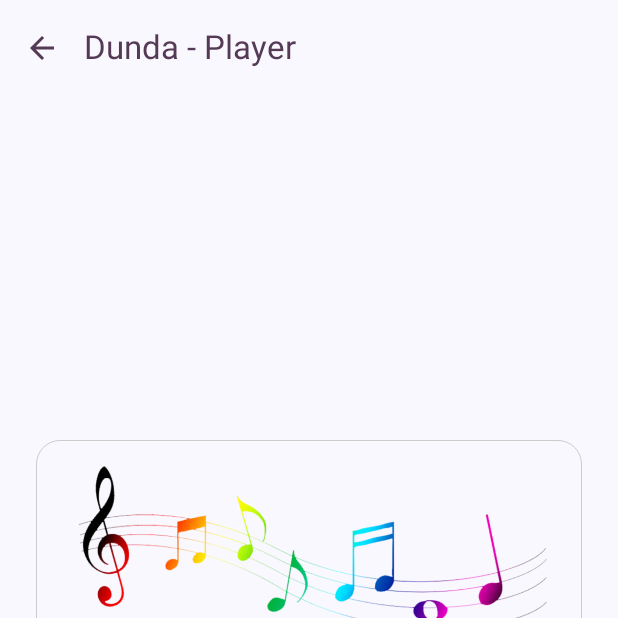
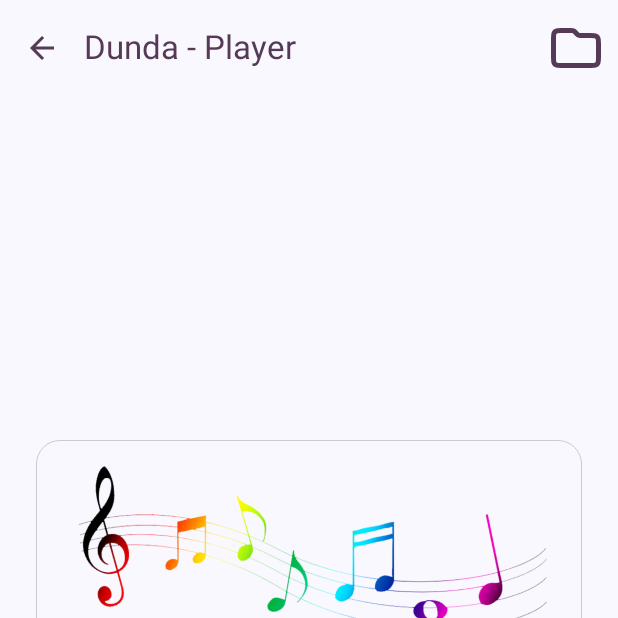
Before and after one commit to yvartpro/dunda, an Android app built with Jetpack Compose: the PlayerScreen screen opened through its navigation route, on a phone screen of 412 x 824 dp, the top half of it. Run offline under Robolectric (Android 15) with nearby library versions, the phone set to English and light mode, and no system bars.

Commit message:
Now folders are shown - remains is to back to full list

```diff
--- a/app/src/main/java/com/yvartpro/dunda/logic/MusicViewModel.kt
+++ b/app/src/main/java/com/yvartpro/dunda/logic/MusicViewModel.kt
@@ -2,32 +2,42 @@ package com.yvartpro.dunda.logic
 
 import android.app.Application
 import android.content.ContentUris
+import android.content.Context
 import android.media.MediaPlayer
 import android.net.Uri
 import android.provider.MediaStore
 import android.util.Log
 import androidx.lifecycle.AndroidViewModel
 import androidx.lifecycle.viewModelScope
+import com.yvartpro.dunda.ui.component.Logger
 import kotlinx.coroutines.Dispatchers
 import kotlinx.coroutines.delay
 import kotlinx.coroutines.flow.MutableStateFlow
 import kotlinx.coroutines.flow.StateFlow
 import kotlinx.coroutines.flow.asStateFlow
+import kotlinx.coroutines.flow.map
 import kotlinx.coroutines.isActive
 import kotlinx.coroutines.launch
+import java.io.File
 
 data class MusicTrack(
     val id: Long,
     val title: String,
     val artist: String?,
-    val uri: Uri
+    val uri: Uri,
+    val folderPath: String
 )
 
+data class Folder(
+    val name: String,
+    val path: String,
+    val tracks: List<MusicTrack>,
+)
 class MusicViewModel(app: Application) : AndroidViewModel(app) {
     private val _tracks = MutableStateFlow<List<MusicTrack>>(emptyList())
 
-    private val _loading = MutableStateFlow(false)
-    val loading = _loading.asStateFlow()
+    private val _folders = MutableStateFlow<List<Folder>>(emptyList())
+    val folders = _folders.asStateFlow()
 
     private val _currentTrack = MutableStateFlow<MusicTrack?>(null)
     val currentTrack: StateFlow<MusicTrack?> = _currentTrack
@@ -58,6 +68,9 @@ class MusicViewModel(app: Application) : AndroidViewModel(app) {
     private val _showSheet = MutableStateFlow(false)
     val showSheet = _showSheet.asStateFlow()
 
+    private val _showFolderSheet = MutableStateFlow(false)
+    val showFolderSheet = _showFolderSheet.asStateFlow()
+
     private val _shownTrack = MutableStateFlow<MusicTrack?>(null)
     val showTrack = _shownTrack.asStateFlow()
 
@@ -69,6 +82,10 @@ class MusicViewModel(app: Application) : AndroidViewModel(app) {
         _showSheet.value = !_showSheet.value
     }
 
+    fun toggleShowFolderSheet() {
+        _showFolderSheet.value = !_showFolderSheet.value
+    }
+
     init {
         loadTracks()
     }
@@ -77,14 +94,14 @@ class MusicViewModel(app: Application) : AndroidViewModel(app) {
      * Load all .mp3 files from MediaStore
      */
     private fun loadTracks() {
-        _loading.value = true
         viewModelScope.launch(Dispatchers.IO) {
             val musicList = mutableListOf<MusicTrack>()
             val projection = arrayOf(
                 MediaStore.Audio.Media._ID,
                 MediaStore.Audio.Media.TITLE,
                 MediaStore.Audio.Media.ARTIST,
-                MediaStore.Audio.Media.MIME_TYPE
+                MediaStore.Audio.Media.MIME_TYPE,
+                MediaStore.Audio.Media.DATA
             )
             val selection = "${MediaStore.Audio.Media.MIME_TYPE}=?"
             val selectionArgs = arrayOf("audio/mpeg") // only mp3
@@ -102,23 +119,48 @@ class MusicViewModel(app: Application) : AndroidViewModel(app) {
                 val idCol = cursor.getColumnIndexOrThrow(MediaStore.Audio.Media._ID)
                 val titleCol = cursor.getColumnIndexOrThrow(MediaStore.Audio.Media.TITLE)
                 val artistCol = cursor.getColumnIndexOrThrow(MediaStore.Audio.Media.ARTIST)
+                val dataCol = cursor.getColumnIndexOrThrow(MediaStore.Audio.Media.DATA)
 
                 while (cursor.moveToNext()) {
                     val id = cursor.getLong(idCol)
                     val title = cursor.getString(titleCol)
                     val artist = cursor.getString(artistCol)
+                    val fullPath = cursor.getString(dataCol)
+                    val folderPath = File(fullPath).parent ?: ""
                     val uri = ContentUris.withAppendedId(
                         MediaStore.Audio.Media.EXTERNAL_CONTENT_URI, id
                     )
-                    musicList.add(MusicTrack(id, title, artist, uri))
+                    musicList.add(MusicTrack(id, title, artist, uri, folderPath))
                 }
             }
             _tracks.value = musicList
             _filtered.value = musicList
+
+            val songs = filtered.value
+            Logger.d("folders", "Folders = ${songs.size}")
         }
-        _loading.value = false
     }
 
+    fun loadFolders() {
+        viewModelScope.launch (Dispatchers.IO){
+            loadTracks()
+            loadTracks()
+            val musicList = _tracks.value
+            val grouped = musicList.groupBy { it.folderPath }
+            _folders.value = grouped.map { (path, tracks) ->
+                Folder(
+                    path = path,
+                    tracks = tracks,
+                    name = path.substringAfterLast("/")
+                )
+            }
+        }
+    }
+
+    fun selectFolder(folder: Folder) {
+        _tracks.value = folder.tracks
+        _filtered.value = _tracks.value
+    }
     fun playTrack(track: MusicTrack) {
         player?.release()
         player = MediaPlayer.create(getApplication(), track.uri).apply {
--- a/app/src/main/java/com/yvartpro/dunda/nav/AppNav.kt
+++ b/app/src/main/java/com/yvartpro/dunda/nav/AppNav.kt
@@ -25,7 +25,7 @@ fun AppNav(viewModel: MusicViewModel) {
             }
         }
         composable("player") {
-            PlayerScreen(viewModel) {
+            PlayerScreen(viewModel, navController) {
                 navController.popBackStack()
             }
         }
--- /dev/null
+++ b/app/src/main/java/com/yvartpro/dunda/ui/component/Logger.kt
@@ -0,0 +1,15 @@
+package com.yvartpro.dunda.ui.component
+
+import android.util.Log
+
+object Logger{
+  private const val TAG = "Dunda"
+
+  fun d(subTag: String, msg: String) {
+    Log.d(TAG, "[$subTag] $msg")
+  }
+
+  fun e(subTag: String, msg: String, throwable: Throwable) {
+    Log.e(TAG, "[${subTag}] $msg", throwable)
+  }
+}
--- a/app/src/main/java/com/yvartpro/dunda/ui/screen/PlayerScreen.kt
+++ b/app/src/main/java/com/yvartpro/dunda/ui/screen/PlayerScreen.kt
@@ -9,27 +9,44 @@ import androidx.compose.material.icons.Icons
 import androidx.compose.material.icons.automirrored.filled.ArrowBack
 import androidx.compose.material3.*
 import androidx.compose.runtime.Composable
+import androidx.compose.runtime.LaunchedEffect
 import androidx.compose.runtime.collectAsState
 import androidx.compose.runtime.getValue
+import androidx.compose.runtime.rememberCoroutineScope
 import androidx.compose.ui.Alignment
 import androidx.compose.ui.Modifier
 import androidx.compose.ui.graphics.Color
+import androidx.compose.ui.platform.LocalContext
 import androidx.compose.ui.res.painterResource
 import androidx.compose.ui.res.stringResource
 import androidx.compose.ui.text.style.TextAlign
 import androidx.compose.ui.text.style.TextOverflow
 import androidx.compose.ui.unit.dp
+import androidx.navigation.NavController
 import com.yvartpro.dunda.logic.MusicViewModel
 import com.yvartpro.dunda.R
+import com.yvartpro.dunda.logic.Folder
+import com.yvartpro.dunda.ui.component.DraggableSheet
+import com.yvartpro.dunda.ui.component.FolderSheet
 import com.yvartpro.dunda.ui.component.PlayButtons
+import kotlinx.coroutines.launch
 
 @OptIn(ExperimentalMaterial3Api::class)
 @Composable
 fun PlayerScreen(
   viewModel: MusicViewModel,
+  navController: NavController,
   onBack: () -> Unit
 ) {
   val currentTrack by viewModel.currentTrack.collectAsState()
+  val showFolderSheet by viewModel.showFolderSheet.collectAsState()
+  val scope = rememberCoroutineScope()
+
+  LaunchedEffect(Unit) {
+    scope.launch {
+      viewModel.loadFolders()
+    }
+  }
 
   Scaffold(
     contentWindowInsets = WindowInsets.safeDrawing,
@@ -55,6 +72,18 @@ fun PlayerScreen(
                 tint = MaterialTheme.colorScheme.tertiary
               )
             }
+          },
+          actions = {
+            IconButton(onClick = {
+              viewModel.toggleShowFolderSheet()
+              viewModel.loadFolders()
+            }) {
+              Icon(
+                painter = painterResource(R.drawable.folder),
+                contentDescription = "Folder",
+                tint = MaterialTheme.colorScheme.tertiary
+              )
+            }
           }
         )
       }
@@ -73,6 +102,17 @@ fun PlayerScreen(
       }
     }
   ) { padding ->
+    if (showFolderSheet) {
+      DraggableSheet(
+        title = "Select folder",
+        onDismiss = { viewModel.toggleShowFolderSheet() }
+      ) {
+        FolderSheet(
+          viewModel = viewModel,
+          navController = navController,
+        )
+      }
+    }
     Column(
       modifier = Modifier
         .fillMaxSize()
--- /dev/null
+++ b/app/src/main/res/drawable/folder.xml
@@ -0,0 +1,13 @@
+<vector xmlns:android="http://schemas.android.com/apk/res/android"
+    android:width="800dp"
+    android:height="800dp"
+    android:viewportWidth="24"
+    android:viewportHeight="24">
+  <path
+      android:pathData="M3,8.2C3,7.08 3,6.52 3.218,6.092C3.41,5.716 3.716,5.41 4.092,5.218C4.52,5 5.08,5 6.2,5H9.675C10.164,5 10.408,5 10.639,5.055C10.842,5.104 11.038,5.185 11.217,5.295C11.418,5.418 11.591,5.591 11.937,5.937L12.063,6.063C12.409,6.409 12.582,6.582 12.783,6.705C12.962,6.815 13.158,6.896 13.361,6.945C13.592,7 13.836,7 14.325,7H17.8C18.92,7 19.48,7 19.908,7.218C20.284,7.41 20.59,7.716 20.782,8.092C21,8.52 21,9.08 21,10.2V15.8C21,16.92 21,17.48 20.782,17.908C20.59,18.284 20.284,18.59 19.908,18.782C19.48,19 18.92,19 17.8,19H6.2C5.08,19 4.52,19 4.092,18.782C3.716,18.59 3.41,18.284 3.218,17.908C3,17.48 3,16.92 3,15.8V8.2Z"
+      android:strokeLineJoin="round"
+      android:strokeWidth="2"
+      android:fillColor="#00000000"
+      android:strokeColor="#000000"
+      android:strokeLineCap="round"/>
+</vector>
--- a/app/src/main/res/values/strings.xml
+++ b/app/src/main/res/values/strings.xml
@@ -4,4 +4,5 @@
     <string name="song_details">Song details</string>
     <string name="playing">Playing: %1$s</string>
     <string name="play">Play</string>
+    <string name="sheet_title">Choose folder</string>
 </resources>
```
Also changed, not shown: app/src/main/java/com/yvartpro/dunda/ui/component/DraggableSheet.kt (added, +45 -0 lines), app/src/main/java/com/yvartpro/dunda/ui/component/FolderSheet.kt (added, +38 -0 lines), app/src/main/res/folder-svgrepo-com.svg (added), 2 other files.
